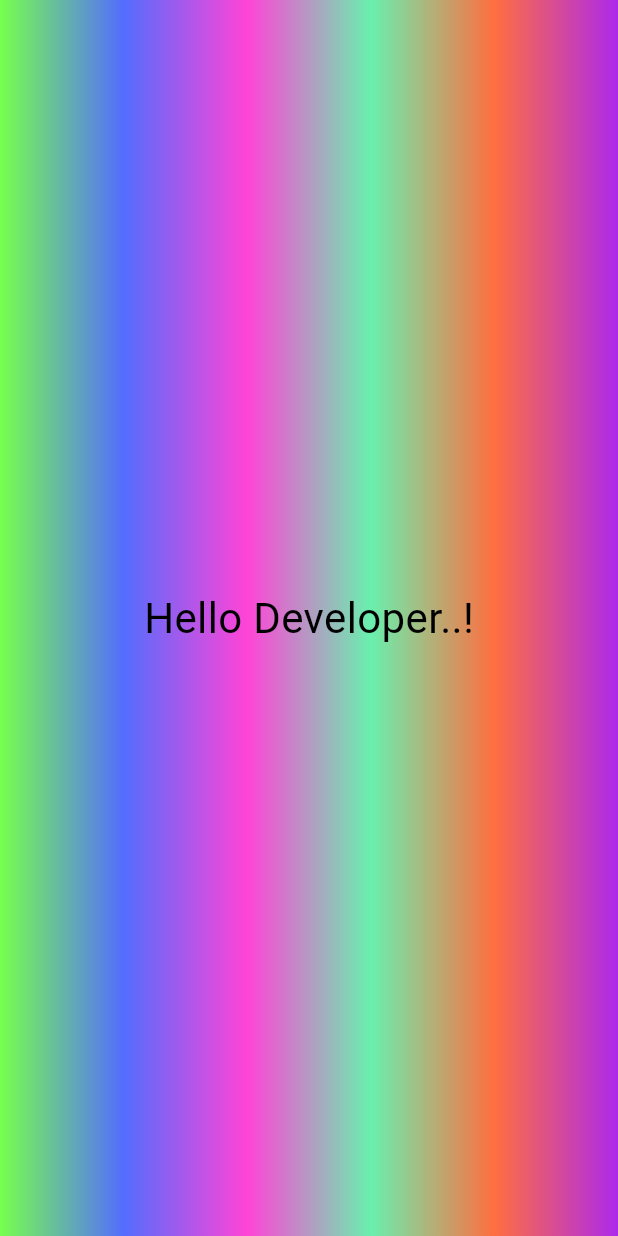
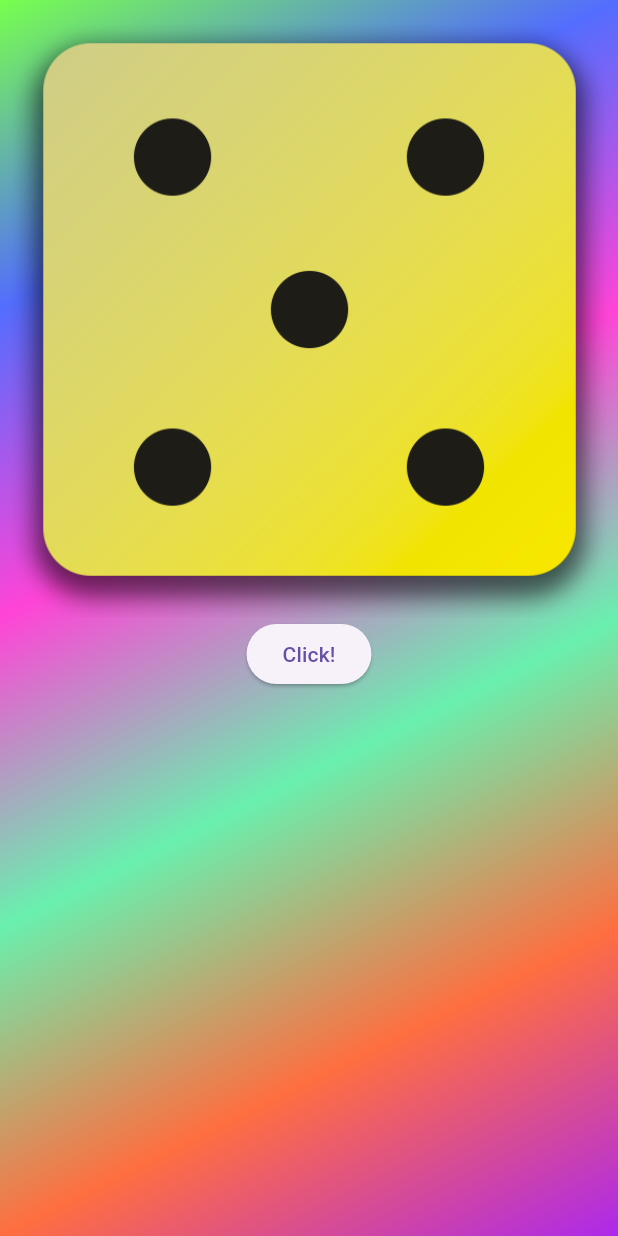
Before and after one commit to shshaheen/Randomizer, a Flutter app: the screen it shows after launch, on a phone screen of 412 x 824 dp. Run offline on Flutter 3.47's test engine with Material 3 defaults, Android fonts, the phone set to English and light mode, and no system bars.

Commit message:
Made some brute-force trials

```diff
--- a/lib/gradient_container.dart
+++ b/lib/gradient_container.dart
@@ -1,21 +1,53 @@
 import 'package:flutter/material.dart';
 import 'package:randomizer/style_text.dart';
+import 'dart:math';
 
-class GradientContainer extends StatelessWidget {
+class GradientContainer extends StatefulWidget {
   final List<Color> colors;
-  const GradientContainer({super.key,
-  required this.colors});
+  const GradientContainer({super.key, required this.colors});
+
+  @override
+  State<GradientContainer> createState() => _GradientContainerState();
+}
+
+class _GradientContainerState extends State<GradientContainer> {
+  final List<String> images = [
+    'assets/images/dice-1.png',
+    'assets/images/dice-2.png',
+    'assets/images/dice-3.png',
+    'assets/images/dice-4.png',
+    'assets/images/dice-5.png',
+    'assets/images/dice-6.png',
+  ];
+
+  int generateRandom() {
+    return Random().nextInt(6);
+  }
+
   @override
   Widget build(BuildContext context) {
+    print(generateRandom());
     return Container(
       decoration: BoxDecoration(
         gradient: LinearGradient(
-          colors:colors,
+          colors: widget.colors,
+          begin: Alignment.topLeft,
+          end: Alignment.bottomRight,
         ),
       ),
-      child: Center(
-
-        child: StyleText(text: "Hello Developer..!"),
+      child: Column(
+        children: [
+          Image.asset(images[generateRandom()]),
+          ElevatedButton(
+            onPressed: () {
+              int value = generateRandom();
+              setState(() {
+                Image.asset(images[value]);
+              });
+            },
+            child: const Text("Click!"),
+          ),
+        ],
       ),
     );
   }
```
